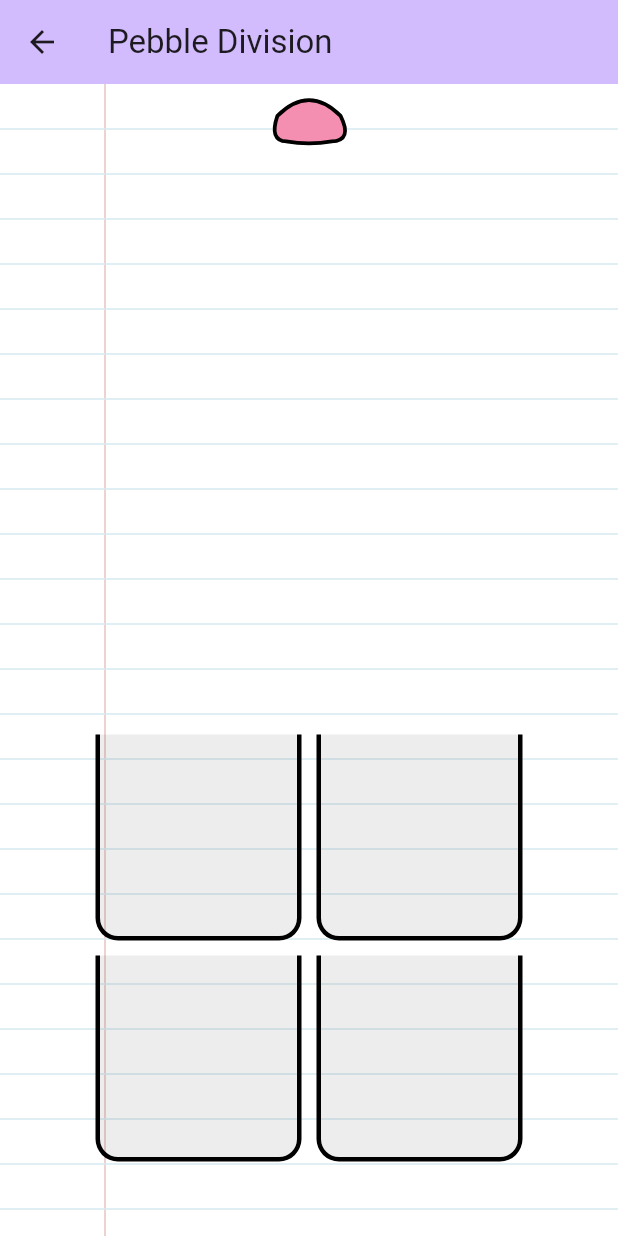
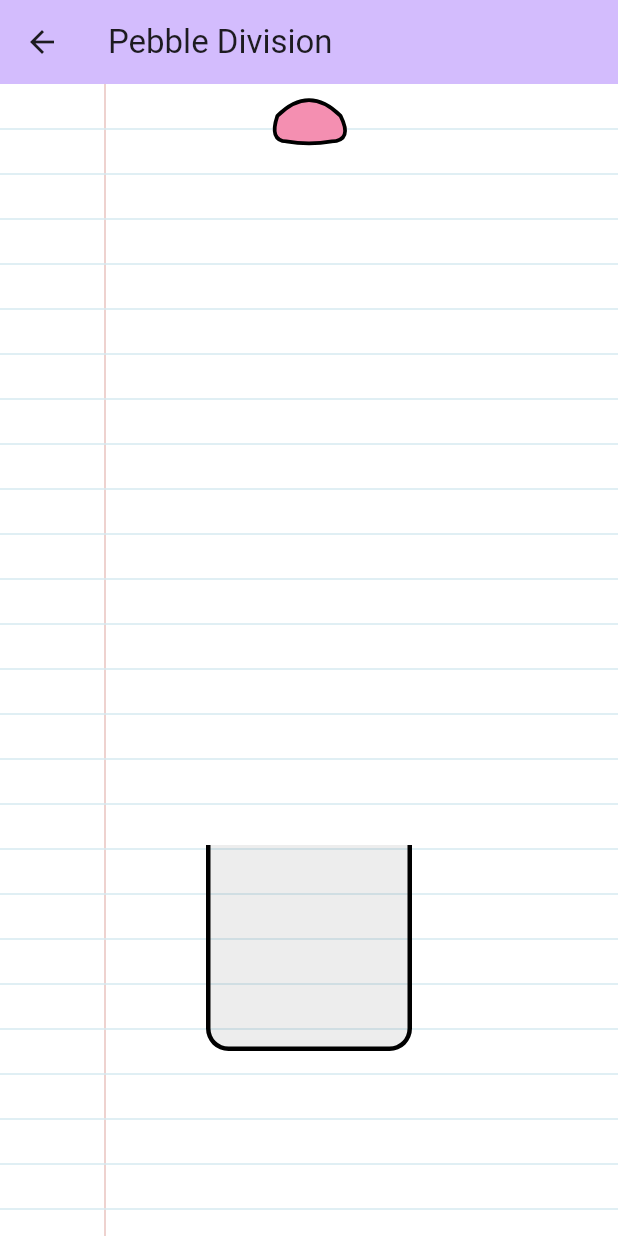
Before and after one commit to KulikovDO/OneTutor.Arithmetic, a Flutter app: the PebbleDivisionScreen screen opened directly, on a phone screen of 412 x 824 dp. Run offline on Flutter 3.47's test engine with Material 3 defaults, Android fonts, the phone set to English and light mode, and no system bars; our stand-ins replace confetti, dotted_border, flutter_tts, google_fonts, shared_preferences; missing offline and left inert: flutter_soloud; accounts and stored records are empty.

Commit message:
pebble colors

```diff
--- /dev/null
+++ b/lib/screens/pebble_division_screen/data/pebble_colors.dart
@@ -0,0 +1,12 @@
+import 'package:flutter/material.dart';
+
+List<Color> pebbleColors = [
+  Colors.orange[200] as Color,
+  Colors.red[200] as Color,
+  Colors.yellow[200] as Color,
+  Colors.green[200] as Color,
+  Colors.pink[200] as Color,
+  Colors.blue[200] as Color,
+  Colors.purple[200] as Color,
+  Colors.white
+];
--- a/lib/screens/pebble_division_screen/pebble_division_screen.dart
+++ b/lib/screens/pebble_division_screen/pebble_division_screen.dart
@@ -1,7 +1,7 @@
 import 'package:flutter/material.dart';
 import 'package:flutter_tts/flutter_tts.dart';
-import 'package:one_tutor_arithmetic/screens/pebble_division_screen/widgets/bucket.dart';
 import 'package:one_tutor_arithmetic/screens/pebble_division_screen/widgets/draggable_pebble.dart';
+import 'package:one_tutor_arithmetic/screens/pebble_division_screen/widgets/droppable_bucket.dart';
 // import 'package:one_tutor_arithmetic/screens/days_of_week_screen/models/days_of_week_task.dart';
 // import 'package:one_tutor_arithmetic/screens/days_of_week_screen/models/widgets/tappable_text_container.dart';
 // import 'package:one_tutor_arithmetic/screens/final_screen.dart';
@@ -201,10 +201,7 @@ class _PebbleDivisionScreenState extends State<PebbleDivisionScreen> {
                         spacing: 10,
                         runSpacing: 10,
                         children: [
-                          Bucket(),
-                          Bucket(),
-                          Bucket(),
-                          Bucket(),
+                          DroppableBucket(),
                         ],
                       ),
                     )
--- a/lib/screens/pebble_division_screen/widgets/bucket.dart
+++ b/lib/screens/pebble_division_screen/widgets/bucket.dart
@@ -2,8 +2,11 @@ import 'package:flutter/material.dart';
 
 class Bucket extends StatefulWidget {
 
+  final List<int> colors;
+
   const Bucket({
-    super.key
+    super.key,
+    required this.colors,
   });
 
   @override
--- a/lib/screens/pebble_division_screen/widgets/draggable_pebble.dart
+++ b/lib/screens/pebble_division_screen/widgets/draggable_pebble.dart
@@ -1,14 +1,15 @@
 import 'package:flutter/material.dart';
+import 'package:one_tutor_arithmetic/screens/pebble_division_screen/data/pebble_colors.dart';
 import 'package:one_tutor_arithmetic/screens/pebble_division_screen/widgets/pebble.dart';
+import 'dart:math' as math;
+
+
+var rng = math.Random();
+
 
 class DraggablePebble extends StatefulWidget {
 
-  // final Color? color;
-
-  const DraggablePebble({
-    super.key,
-    // this.color,
-  });
+  const DraggablePebble({ super.key, });
 
   @override
   State<DraggablePebble> createState() => _DraggablePebbleState();
@@ -16,21 +17,25 @@ class DraggablePebble extends StatefulWidget {
 
 class _DraggablePebbleState extends State<DraggablePebble> {
 
+  int colorIndex = 0;
   late Pebble pebble;
+  late GlobalKey key;
+
 
   @override
   void initState() {
-
     super.initState();
-    pebble = Pebble(key: GlobalKey());
-
+    key = GlobalKey();
+    colorIndex = rng.nextInt(pebbleColors.length );
+    pebble = Pebble(key: key, color: pebbleColors[colorIndex]);
   }
 
   @override
   Widget build(BuildContext context) {
 
     return
-      Draggable(
+      Draggable<int>(
+        data: colorIndex,
         feedback: pebble,
         childWhenDragging: const SizedBox(width: 0, height: 0),
         child: pebble,
--- /dev/null
+++ b/lib/screens/pebble_division_screen/widgets/droppable_bucket.dart
@@ -0,0 +1,49 @@
+import 'package:flutter/material.dart';
+import 'package:one_tutor_arithmetic/screens/pebble_division_screen/widgets/bucket.dart';
+
+class DroppableBucket extends StatefulWidget {
+
+  const DroppableBucket({
+    super.key
+  });
+
+  @override
+  State<DroppableBucket> createState() => _DroppableBucketState();
+}
+
+class _DroppableBucketState extends State<DroppableBucket> {
+
+  List<int> colors = [];
+
+  handleOnAccepted(int colorIndex){
+
+    setState(() {
+      colors.add(colorIndex);
+    });
+
+  }
+
+  @override
+  void initState() {
+    super.initState();
+  }
+
+  @override
+  Widget build(BuildContext context) {
+    return
+      DragTarget<int>(
+        builder: (
+          BuildContext context,
+          List<dynamic> accepted,
+          List<dynamic> rejected,
+        ) {
+          return Bucket(colors: colors);
+        },
+        onAcceptWithDetails: (DragTargetDetails details) {
+          // widget.onAccepted(details.data);
+          handleOnAccepted(details.data);
+        },
+      );
+  }
+
+}
--- a/lib/screens/pebble_division_screen/widgets/pebble.dart
+++ b/lib/screens/pebble_division_screen/widgets/pebble.dart
@@ -1,23 +1,12 @@
-import 'dart:math' as math;
-
 import 'package:flutter/material.dart';
-
-var rng = math.Random();
-List<Color> colors = [
-  Colors.orange[200] as Color,
-  Colors.red[200] as Color,
-  Colors.yellow[200] as Color,
-  Colors.green[200] as Color,
-  Colors.pink[200] as Color,
-  Colors.blue[200] as Color,
-  Colors.purple[200] as Color,
-  Colors.white
-];
 
 class Pebble extends StatefulWidget {
 
+  final Color color;
+
   const Pebble({
-    super.key
+    super.key,
+    required this.color,
   });
 
   @override
@@ -26,12 +15,12 @@ class Pebble extends StatefulWidget {
 
 class _PebbleState extends State<Pebble> {
 
-  int colorIndex = 0;
+
 
   @override
   void initState() {
     super.initState();
-    colorIndex = rng.nextInt(colors.length );
+
   }
 
   @override
@@ -46,7 +35,7 @@ class _PebbleState extends State<Pebble> {
           child:
               CustomPaint(
               size: const Size(50, 50),
-              painter: PebblePainter(colors[colorIndex]),
+              painter: PebblePainter(widget.color),
             ),
         ),
       );
```
